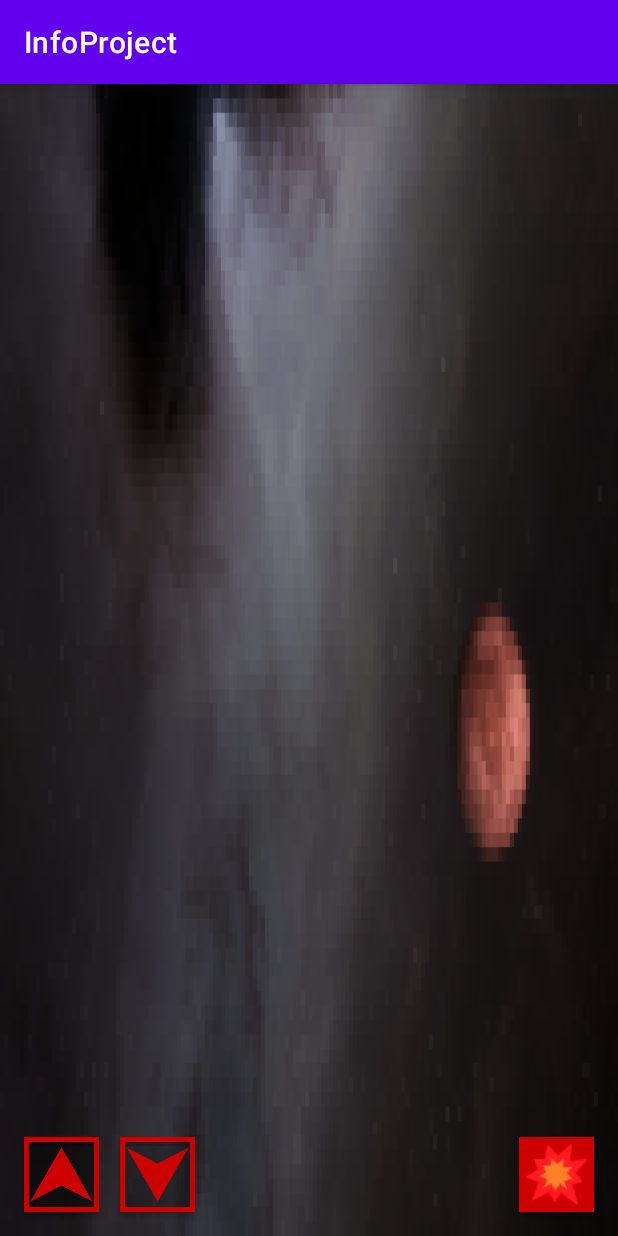
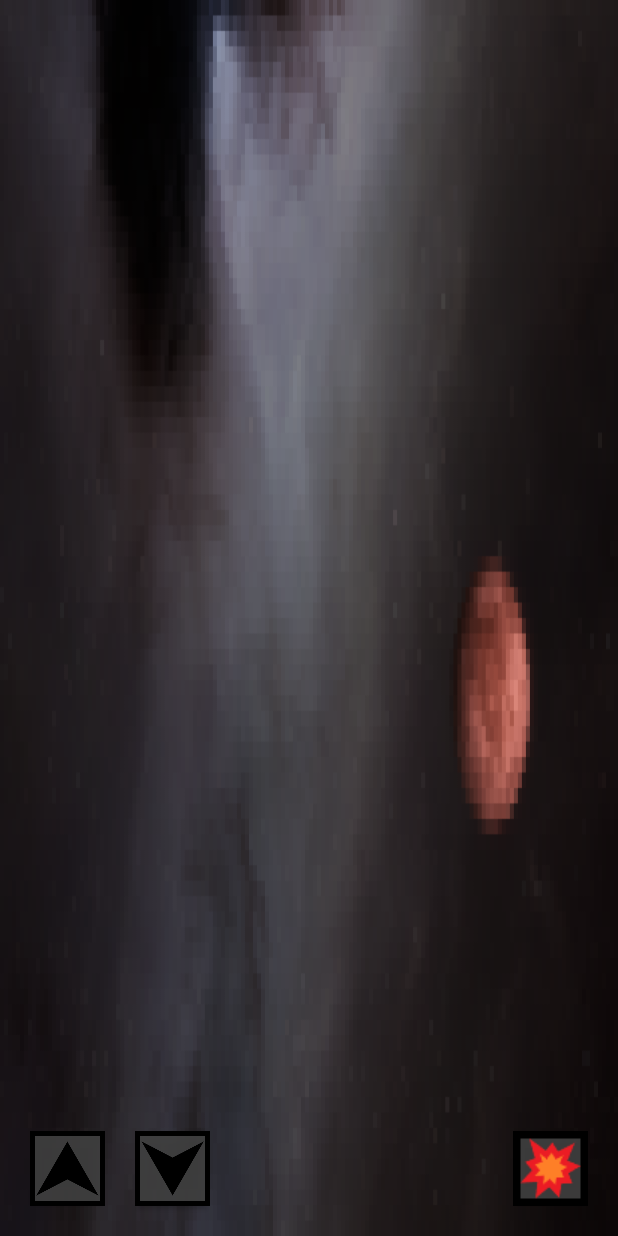
Before and after one commit to FuriusNakar/InfoProject, an Android app: the screen it shows after launch (MainActivity), on a phone screen of 412 x 824 dp. Run offline under Robolectric (Android 15) with nearby library versions, the light colour scheme and no system bars.

Commit message:
Fixing the action bar once and for all !

```diff
--- a/app/src/main/AndroidManifest.xml
+++ b/app/src/main/AndroidManifest.xml
@@ -4,10 +4,10 @@
     <application
         android:allowBackup="true"
         android:icon="@drawable/logo"
-        android:label="@string/app_name"
+        android:label="Pew Pew"
         android:roundIcon="@drawable/logo"
         android:supportsRtl="true"
-        android:theme="@style/Theme.InfoProject">
+        android:theme="@style/Theme.InfoProject.NoActionBar">
         <activity android:name=".MainActivity">
             <intent-filter>
                 <action android:name="android.intent.action.MAIN" />
--- a/app/src/main/java/com/example/infoproject/MainActivity.kt
+++ b/app/src/main/java/com/example/infoproject/MainActivity.kt
@@ -2,10 +2,13 @@ package com.example.infoproject
 
 import androidx.appcompat.app.AppCompatActivity
 import android.os.Bundle
+import androidx.appcompat.app.ActionBar
 
 class MainActivity : AppCompatActivity() {
     override fun onCreate(savedInstanceState: Bundle?) {
         super.onCreate(savedInstanceState)
         setContentView(R.layout.activity_main)
+
+
     }
 }
--- a/app/src/main/res/layout/activity_main.xml
+++ b/app/src/main/res/layout/activity_main.xml
@@ -8,72 +8,39 @@
     tools:context=".MainActivity">
 
     <Button
-        android:id="@+id/button_up"
+        android:id="@+id/up_arrow"
         android:layout_width="50dp"
         android:layout_height="50dp"
-        android:layout_marginStart="16dp"
-        android:layout_marginLeft="16dp"
-        android:layout_marginBottom="16dp"
-        android:backgroundTint="@color/cardview_shadow_start_color"
-        android:insetLeft="0dp"
-        android:insetTop="0dp"
-        android:insetRight="0dp"
-        android:insetBottom="0dp"
-        android:scaleX="1"
-        app:backgroundTint="@color/cardview_shadow_start_color"
-        app:elevation="0dp"
-        app:icon="@drawable/moving_arrow"
-        app:iconGravity="textEnd"
-        app:iconPadding="0dp"
-        app:iconSize="50dp"
-        app:iconTint="@android:color/holo_red_dark"
+        android:layout_marginStart="20dp"
+        android:layout_marginLeft="20dp"
+        android:layout_marginBottom="20dp"
+        android:background="@android:drawable/editbox_dropdown_dark_frame"
+        android:foreground="@drawable/moving_arrow"
         app:layout_constraintBottom_toBottomOf="parent"
         app:layout_constraintStart_toStartOf="parent" />
 
     <Button
-        android:id="@+id/button_down"
+        android:id="@+id/down_arrow"
         android:layout_width="50dp"
         android:layout_height="50dp"
-        android:layout_marginStart="80dp"
-        android:layout_marginLeft="80dp"
-        android:layout_marginBottom="16dp"
-        android:insetLeft="0dp"
-        android:insetTop="0dp"
-        android:insetRight="0dp"
-        android:insetBottom="0dp"
+        android:layout_marginStart="20dp"
+        android:layout_marginLeft="20dp"
+        android:layout_marginBottom="20dp"
+        android:background="@android:drawable/editbox_dropdown_dark_frame"
+        android:foreground="@drawable/moving_arrow"
         android:rotation="180"
-        android:scaleX="1"
-        app:backgroundTint="@color/cardview_shadow_start_color"
-        app:elevation="0dp"
-        app:icon="@drawable/moving_arrow"
-        app:iconGravity="textEnd"
-        app:iconPadding="0dp"
-        app:iconSize="50dp"
-        app:iconTint="@android:color/holo_red_dark"
         app:layout_constraintBottom_toBottomOf="parent"
-        app:layout_constraintStart_toStartOf="parent" />
+        app:layout_constraintStart_toEndOf="@+id/up_arrow" />
 
     <Button
-        android:id="@+id/button_fire"
+        android:id="@+id/down_arrow2"
         android:layout_width="50dp"
         android:layout_height="50dp"
-        android:layout_marginEnd="16dp"
-        android:layout_marginRight="16dp"
-        android:layout_marginBottom="16dp"
-        android:insetLeft="0dp"
-        android:insetTop="0dp"
-        android:insetRight="0dp"
-        android:insetBottom="0dp"
-        android:rotation="180"
-        android:scaleX="1"
-        app:backgroundTint="@color/cardview_shadow_start_color"
-        app:elevation="0dp"
-        app:icon="@drawable/fire_button"
-        app:iconGravity="textEnd"
-        app:iconPadding="0dp"
-        app:iconSize="50dp"
-        app:iconTint="@android:color/holo_red_dark"
-        app:iconTintMode="add"
+        android:layout_marginEnd="20dp"
+        android:layout_marginRight="20dp"
+        android:layout_marginBottom="20dp"
+        android:background="@android:drawable/editbox_dropdown_dark_frame"
+        android:foreground="@drawable/fire_button"
         app:layout_constraintBottom_toBottomOf="parent"
         app:layout_constraintEnd_toEndOf="parent" />
 </androidx.constraintlayout.widget.ConstraintLayout>
--- a/app/src/main/res/values/themes.xml
+++ b/app/src/main/res/values/themes.xml
@@ -1,6 +1,10 @@
 <resources xmlns:tools="http://schemas.android.com/tools">
     <!-- Base application theme. -->
-    <style name="Theme.InfoProject" parent="Theme.MaterialComponents.DayNight.DarkActionBar">
+    <style name="Theme.InfoProject.NoActionBar" parent="Theme.AppCompat.Light">
+        <!-- Action Bar Stuff -->
+        <item name="windowActionBar">false</item>
+        <item name="windowNoTitle">true</item>
+        <item name="android:windowFullscreen">true</item>
         <!-- Primary brand color. -->
         <item name="colorPrimary">@color/purple_500</item>
         <item name="colorPrimaryVariant">@color/purple_700</item>
@@ -10,7 +14,12 @@
         <item name="colorSecondaryVariant">@color/teal_700</item>
         <item name="colorOnSecondary">@color/black</item>
         <!-- Status bar color. -->
-        <item name="android:statusBarColor" tools:targetApi="l">?attr/colorPrimaryVariant</item>
-        <!-- Customize your theme here. -->
     </style>
+
+    <style name="AppTheme.NoActionBar" parent="Theme.AppCompat.Light.DarkActionBar">
+        <item name="windowActionBar">false</item>
+        <item name="windowNoTitle">true</item>
+        <item name="android:windowFullscreen">true</item>
+    </style>
+
 </resources>
```
